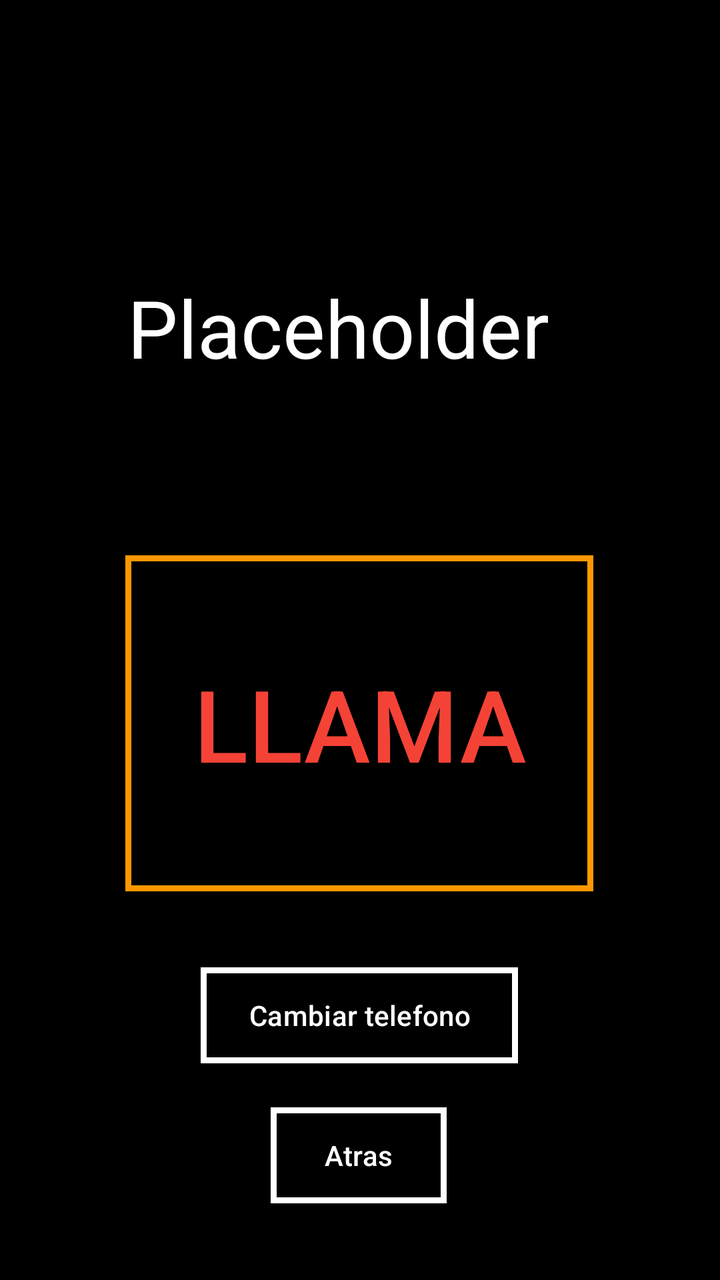
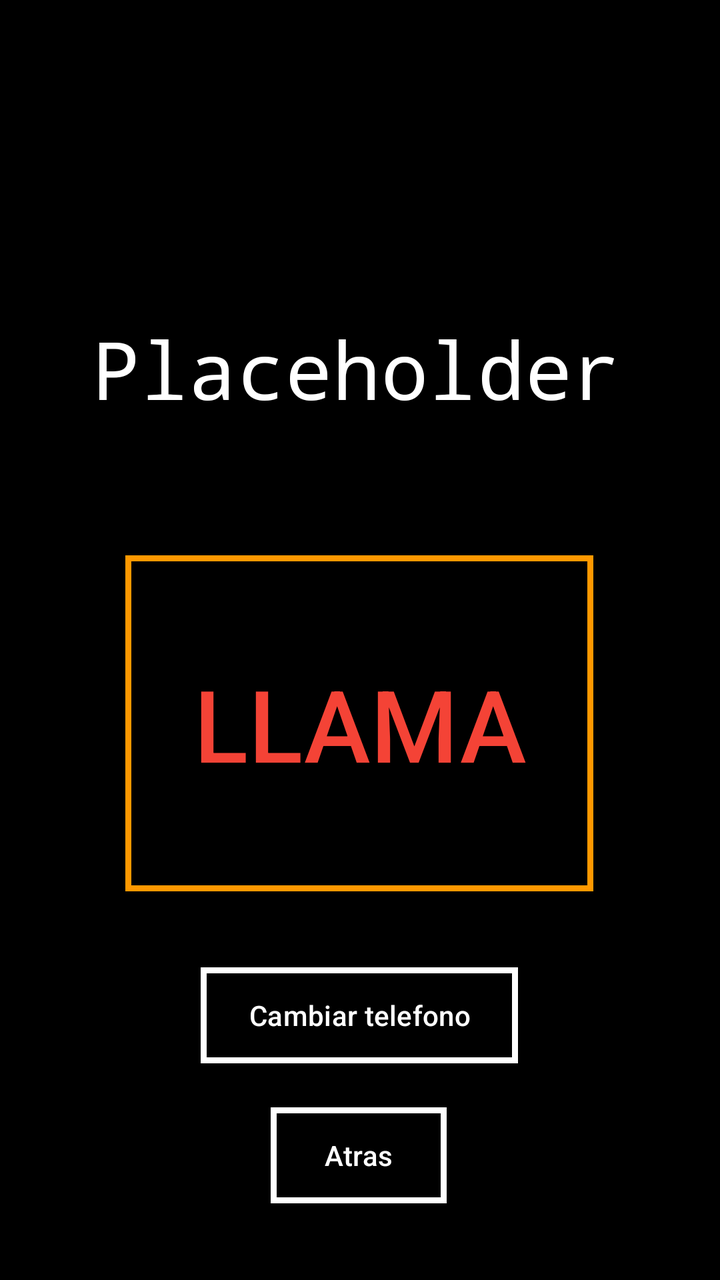

Compare the two renders of this Android layout. The source of the first and the diff that turns it into the second are given below.
<!-- AndroidManifest.xml: application theme Theme.AplicacionCon4Botones -->
<!-- res/layout/activity_tlf.xml -->
<?xml version="1.0" encoding="utf-8"?>
<androidx.constraintlayout.widget.ConstraintLayout xmlns:android="http://schemas.android.com/apk/res/android"
    xmlns:app="http://schemas.android.com/apk/res-auto"
    android:background="@color/negro"
    xmlns:tools="http://schemas.android.com/tools"
    android:layout_width="match_parent"
    android:layout_height="match_parent">

    <Button
        android:id="@+id/telephoneActive"
        android:layout_width="234dp"
        android:layout_height="168dp"
        android:text="@string/llama"
        app:layout_constraintBottom_toBottomOf="parent"
        android:background="@drawable/estilo_d"
        app:backgroundTint="@null"
        android:textColor="@color/rojo"
        android:textSize="50dp"
        app:layout_constraintEnd_toEndOf="parent"
        app:layout_constraintHorizontal_bias="0.498"
        app:layout_constraintStart_toStartOf="parent"
        app:layout_constraintTop_toTopOf="parent"
        app:layout_constraintVertical_bias="0.588" />

    <TextView
        android:id="@+id/telefonoMostrador"
        android:layout_width="227dp"
        android:layout_height="99dp"
        android:text="@string/placeholder"
        app:layout_constraintBottom_toBottomOf="parent"
        android:textColor="@color/blanco"
        android:textSize="40dp"
        app:layout_constraintEnd_toEndOf="parent"
        app:layout_constraintHorizontal_bias="0.478"
        app:layout_constraintStart_toStartOf="parent"
        app:layout_constraintTop_toTopOf="parent"
        app:layout_constraintVertical_bias="0.253" />

    <Button
        android:id="@+id/changePh"
        android:layout_width="wrap_content"
        android:layout_height="wrap_content"
        android:text="@string/cambiar_telefono"
        app:layout_constraintBottom_toBottomOf="parent"
        android:background="@drawable/estilos"
        app:backgroundTint="@null"
        app:layout_constraintEnd_toEndOf="parent"
        app:layout_constraintHorizontal_bias="0.498"
        app:layout_constraintStart_toStartOf="parent"
        app:layout_constraintTop_toBottomOf="@+id/telephoneActive"
        app:layout_constraintVertical_bias="0.26" />

    <Button
        android:id="@+id/backMain"
        android:layout_width="wrap_content"
        android:layout_height="wrap_content"
        android:text="@string/atrasMain"
        app:layout_constraintBottom_toBottomOf="parent"
        android:background="@drawable/estilos"
        app:backgroundTint="@null"
        app:layout_constraintEnd_toEndOf="parent"
        app:layout_constraintHorizontal_bias="0.498"
        app:layout_constraintStart_toStartOf="parent"
        app:layout_constraintTop_toBottomOf="@+id/changePh"
        app:layout_constraintVertical_bias="0.363" />
</androidx.constraintlayout.widget.ConstraintLayout>
<!-- resources referenced by this layout -->
<resources>
  <color name="blanco">#FFFFFF</color>
  <color name="negro">#000000</color>
  <color name="rojo">#F44336</color>
  <!-- drawable estilo_d (drawable) -->
  <?xml version="1.0" encoding="utf-8"?>
  <shape xmlns:android="http://schemas.android.com/apk/res/android">
      <stroke
          android:color="@color/naranja"
          android:width="3dp"
          />
      <solid android:color="@color/cardview_shadow_end_color"/>
      <corners android:radius="0dp" />
  
  </shape>
  <!-- drawable estilos (drawable) -->
  <?xml version="1.0" encoding="utf-8"?>
  <shape xmlns:android="http://schemas.android.com/apk/res/android">
      <stroke
          android:color="@color/blanco"
          android:width="3dp"
          />
      <solid android:color="@color/negro"/>
      <corners android:radius="0dp" />
  
  </shape>
  <string name="atrasMain">Atras</string>
  <string name="cambiar_telefono">Cambiar telefono</string>
  <string name="llama">LLAMA</string>
  <string name="placeholder">Placeholder</string>
  <style name="Theme.AplicacionCon4Botones" parent="Base.Theme.AplicacionCon4Botones" />
  <color name="naranja">#FF9800</color>
  <style name="Base.Theme.AplicacionCon4Botones" parent="Theme.Material3.DayNight.NoActionBar">
          
          
      </style>
</resources>

<!-- the commit's change to res/layout/activity_tlf.xml (unified diff, before → after) -->
@@ -24,12 +24,14 @@
 
     <TextView
         android:id="@+id/telefonoMostrador"
-        android:layout_width="227dp"
-        android:layout_height="99dp"
+        android:layout_width="289dp"
+        android:layout_height="91dp"
+        android:fontFamily="monospace"
+        android:gravity="center"
         android:text="@string/placeholder"
-        app:layout_constraintBottom_toBottomOf="parent"
         android:textColor="@color/blanco"
         android:textSize="40dp"
+        app:layout_constraintBottom_toBottomOf="parent"
         app:layout_constraintEnd_toEndOf="parent"
         app:layout_constraintHorizontal_bias="0.478"
         app:layout_constraintStart_toStartOf="parent"
